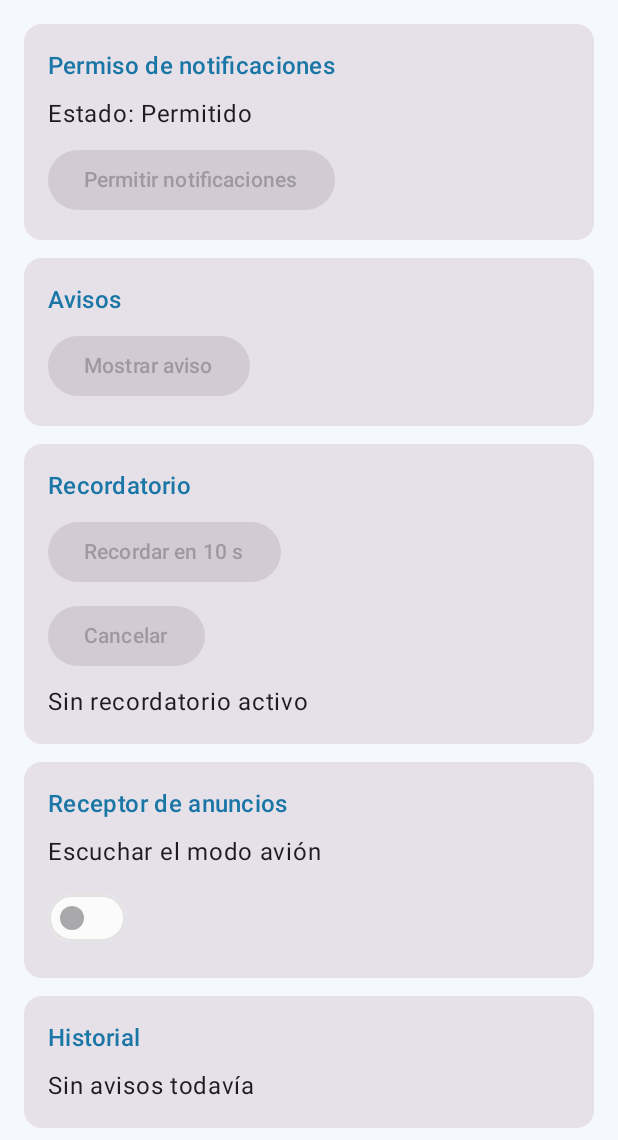
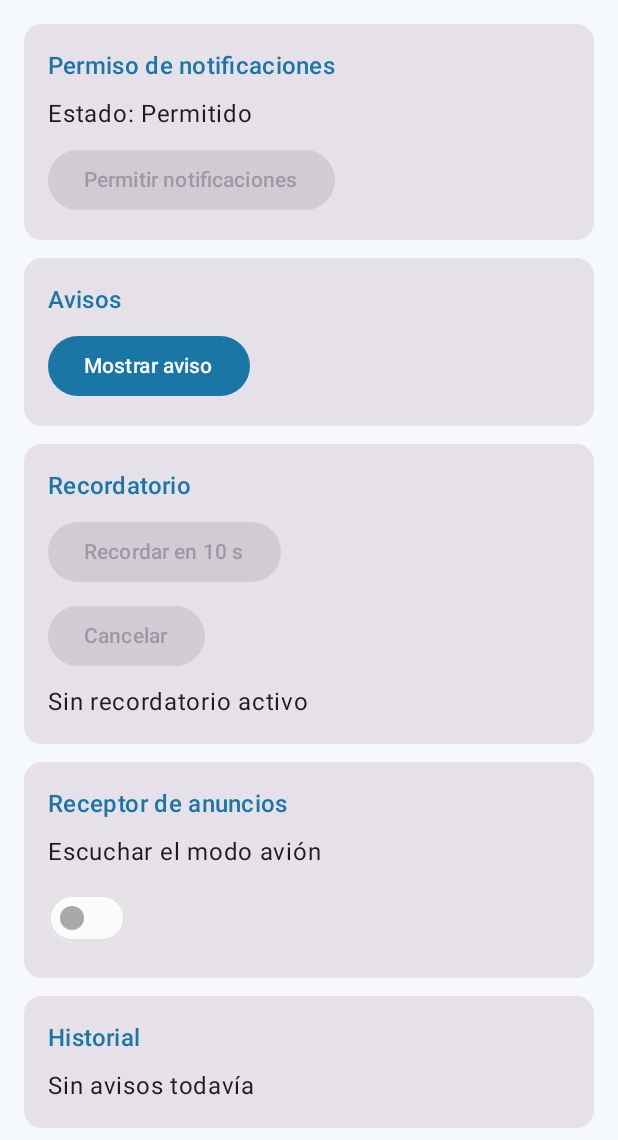
Before and after one commit to huancogrecia/AvisosCampus_Huanco, an Android app built with Jetpack Compose: the screen it shows after launch (MainActivity), on a phone screen of 412 x 824 dp, the part 96-1236 px from its top. Run offline under Robolectric (Android 15) with nearby library versions, the phone set to English and light mode, and no system bars.

Commit message:
feat(notificacion): muestra la notificacion con NotificationCompat

```diff
--- a/app/src/main/java/com/tecsup/avisoscampus/ui/PantallaAvisos.kt
+++ b/app/src/main/java/com/tecsup/avisoscampus/ui/PantallaAvisos.kt
@@ -94,7 +94,7 @@ fun PantallaAvisos(vm: AvisosViewModel) {
                 ) { Text("Permitir notificaciones") }
             }
             TarjetaBase("Avisos") {
-                Button(onClick = {}, enabled = false) { Text("Mostrar aviso") }
+                Button(onClick = vm::avisarAhora) { Text("Mostrar aviso") }
             }
             TarjetaBase("Recordatorio") {
                 Button(onClick = {}, enabled = false) { Text("Recordar en 10 s") }
--- /dev/null
+++ b/app/src/main/res/drawable/ic_notificacion.xml
@@ -0,0 +1,9 @@
+<vector xmlns:android="http://schemas.android.com/apk/res/android"
+    android:width="24dp"
+    android:height="24dp"
+    android:viewportWidth="24"
+    android:viewportHeight="24">
+    <path
+        android:fillColor="#FFFFFFFF"
+        android:pathData="M12,22c1.1,0 2,-0.9 2,-2h-4c0,1.1 0.89,2 2,2zM18,16v-5c0,-3.07 -1.63,-5.64 -4.5,-6.32V4a1.5,1.5 0,0 0,-3 0v0.68C7.64,5.36 6,7.92 6,11v5l-2,2v1h16v-1z" />
+</vector>
```
Also changed, not shown: app/src/main/java/com/tecsup/avisoscampus/notificacion/Notificador.kt (+15 -4 lines), app/src/main/java/com/tecsup/avisoscampus/viewmodel/AvisosViewModel.kt (+13 -1 lines).
